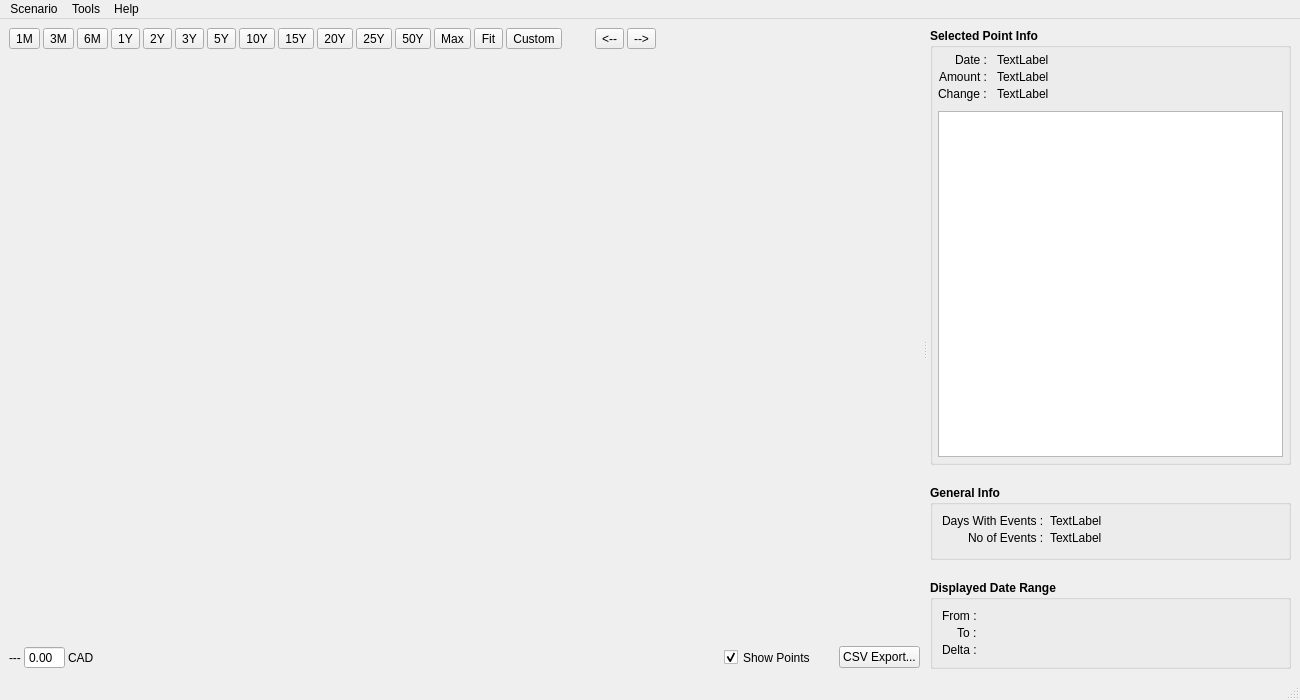
First picture: the form in src/mainwindow.ui, repository redmoon1945/gbp, before the edit.
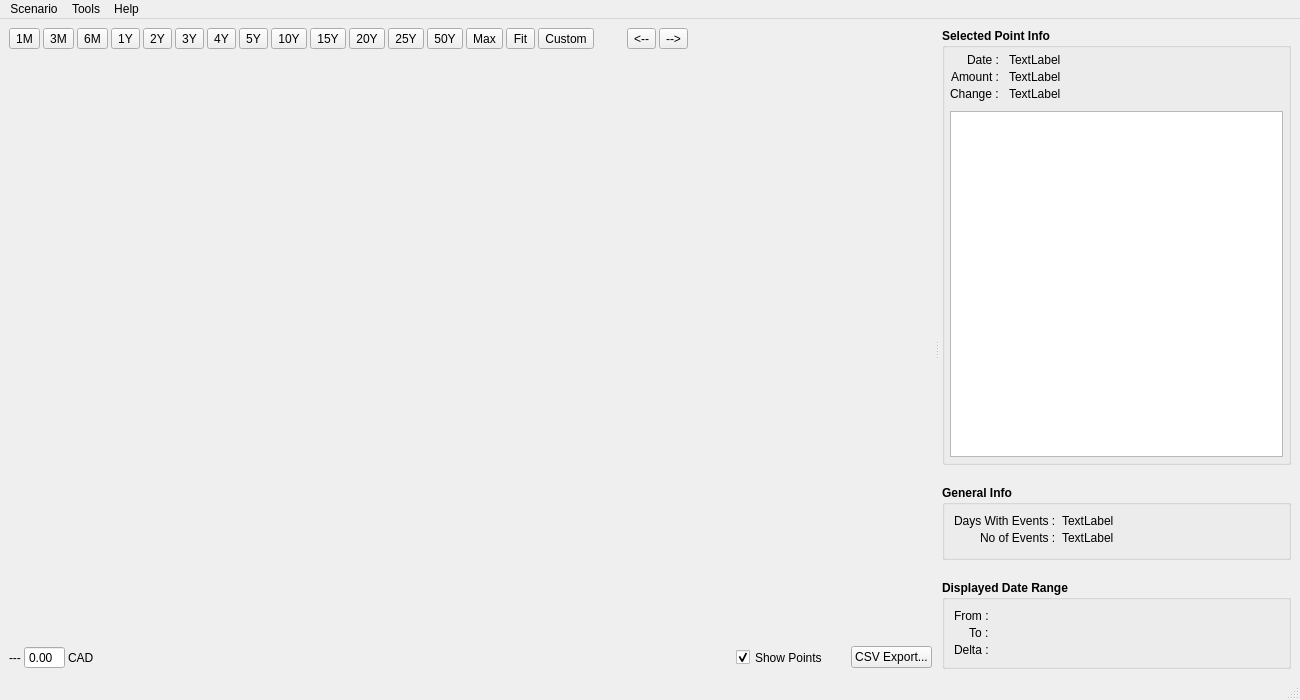
Second picture: the form after the edit.

Patch:
```diff
--- a/src/mainwindow.ui
+++ b/src/mainwindow.ui
@@ -96,6 +96,13 @@
             </property>
            </widget>
           </item>
+          <item>
+           <widget class="QToolButton" name="toolButton_4Y">
+            <property name="text">
+             <string>4Y</string>
+            </property>
+           </widget>
+          </item>
           <item>
            <widget class="QToolButton" name="toolButton_5Y">
             <property name="text">
```
